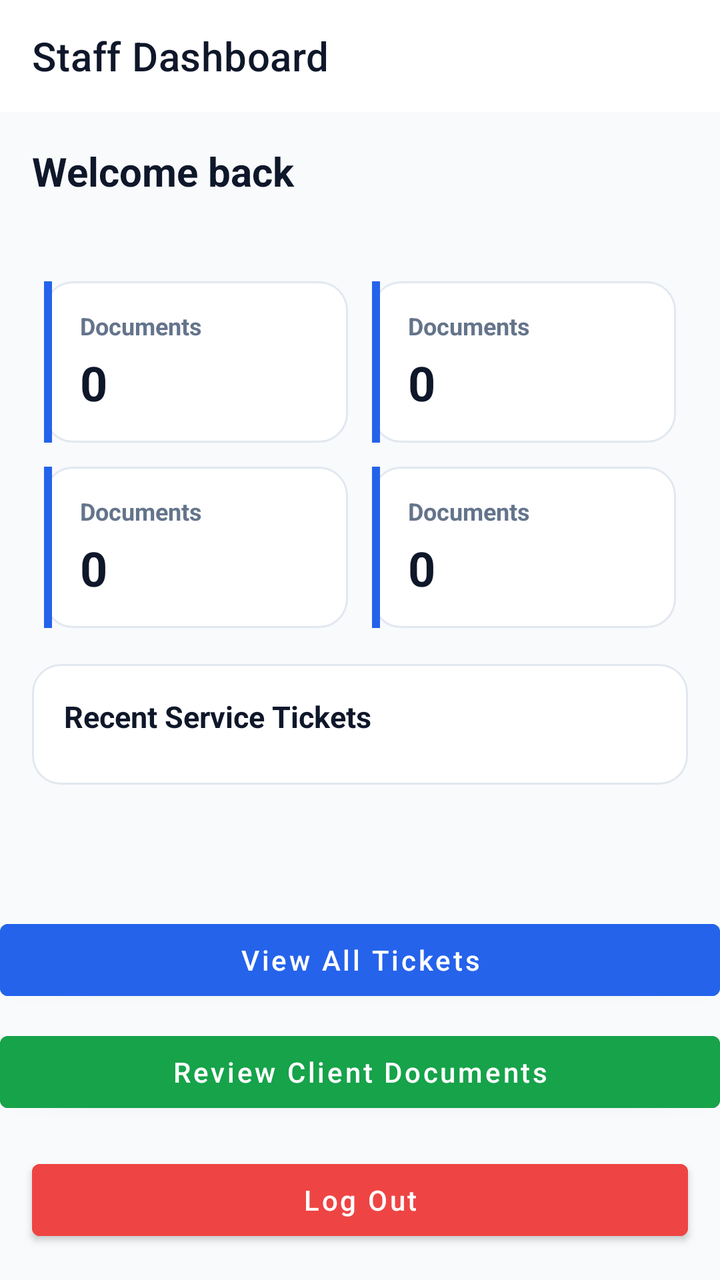
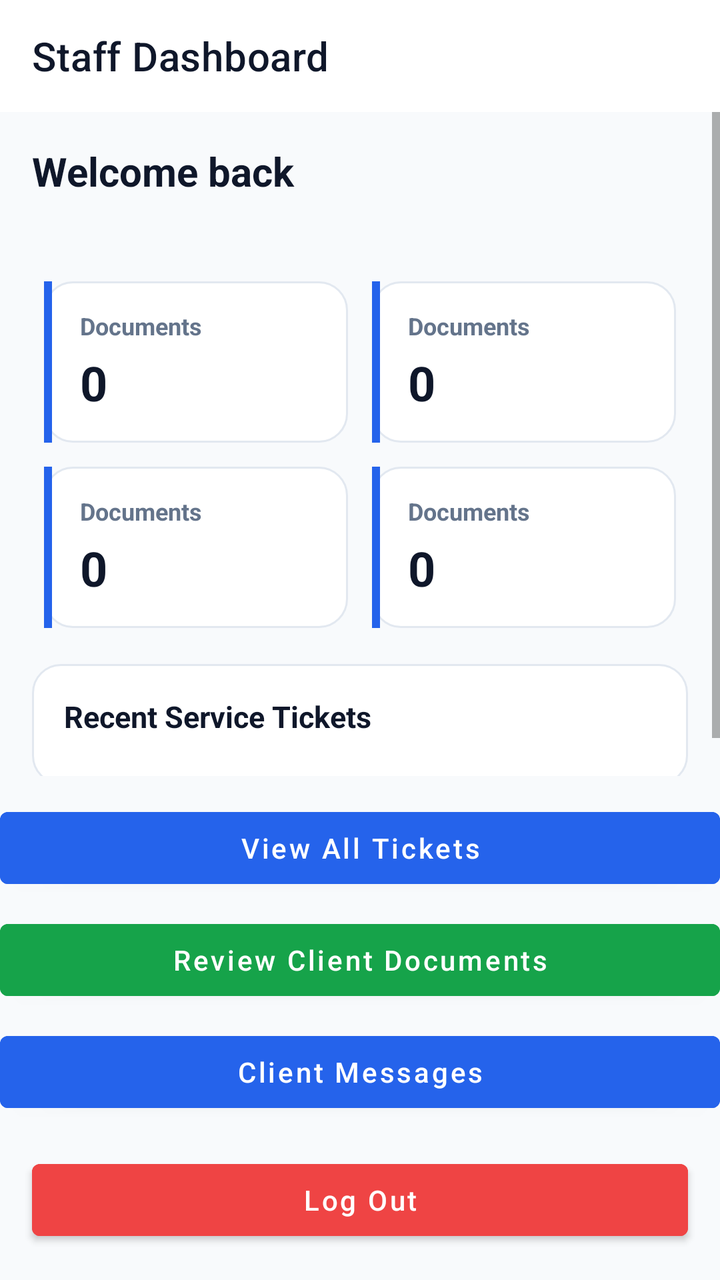

Before-and-after screenshots of an Android layout around one commit, followed by the original layout XML and the change that was made.
<!-- AndroidManifest.xml: application theme Theme.ApexLedger -->
<!-- res/layout/activity_staff_dashboard.xml -->
<?xml version="1.0" encoding="utf-8"?>
<LinearLayout xmlns:android="http://schemas.android.com/apk/res/android"
    xmlns:app="http://schemas.android.com/apk/res-auto"
    android:layout_width="match_parent"
    android:layout_height="match_parent"
    android:orientation="vertical"
    android:background="@color/gray_50">

    <com.google.android.material.appbar.MaterialToolbar
        android:id="@+id/toolbar"
        android:layout_width="match_parent"
        android:layout_height="?attr/actionBarSize"
        android:background="@color/white"
        app:titleTextColor="@color/navy"
        app:title="Staff Dashboard" />

    <ScrollView
        android:layout_width="match_parent"
        android:layout_height="0dp"
        android:layout_weight="1">

        <LinearLayout
            android:layout_width="match_parent"
            android:layout_height="wrap_content"
            android:orientation="vertical"
            android:padding="16dp">

            <TextView
                android:id="@+id/tvWelcome"
                android:layout_width="wrap_content"
                android:layout_height="wrap_content"
                android:text="Welcome back"
                android:textColor="@color/navy"
                android:textStyle="bold"
                android:textSize="20sp" />

            <TextView
                android:id="@+id/tvRole"
                android:layout_width="wrap_content"
                android:layout_height="wrap_content"
                android:textColor="@color/gray_500"
                android:textSize="13sp"
                android:layout_marginTop="2dp"
                android:layout_marginBottom="16dp" />

            <LinearLayout
                android:layout_width="match_parent"
                android:layout_height="wrap_content"
                android:orientation="horizontal">

                <include layout="@layout/item_stat_card" android:id="@+id/statActiveClients" />
                <include layout="@layout/item_stat_card" android:id="@+id/statOpenTickets" />
            </LinearLayout>

            <LinearLayout
                android:layout_width="match_parent"
                android:layout_height="wrap_content"
                android:orientation="horizontal">

                <include layout="@layout/item_stat_card" android:id="@+id/statAccountants" />
                <include layout="@layout/item_stat_card" android:id="@+id/statOverdue" />
            </LinearLayout>

            <LinearLayout
                android:layout_width="match_parent"
                android:layout_height="wrap_content"
                android:orientation="vertical"
                android:background="@drawable/bg_card_stroke"
                android:padding="16dp"
                android:layout_marginTop="12dp">

                <TextView
                    android:layout_width="wrap_content"
                    android:layout_height="wrap_content"
                    android:text="Recent Service Tickets"
                    android:textColor="@color/navy"
                    android:textStyle="bold"
                    android:textSize="15sp"
                    android:layout_marginBottom="8dp" />

                <androidx.recyclerview.widget.RecyclerView
                    android:id="@+id/rvAllTickets"
                    android:layout_width="match_parent"
                    android:layout_height="wrap_content"
                    android:nestedScrollingEnabled="false" />

            </LinearLayout>

        </LinearLayout>
    </ScrollView>

    <Button
        android:id="@+id/btnViewAllTickets"
        android:layout_width="match_parent"
        android:layout_height="wrap_content"
        android:text="View All Tickets"
        android:textAllCaps="false"
        android:backgroundTint="@color/primary"
        android:textColor="@color/white"
        android:layout_marginTop="12dp" />

    <Button
        android:id="@+id/btnReviewDocuments"
        android:layout_width="match_parent"
        android:layout_height="wrap_content"
        android:text="Review Client Documents"
        android:textAllCaps="false"
        android:backgroundTint="@color/success"
        android:textColor="@color/white"
        android:layout_marginTop="8dp" />

    <Button
        android:id="@+id/btnAdminPanel"
        android:layout_width="match_parent"
        android:layout_height="wrap_content"
        android:text="Admin Panel"
        android:textAllCaps="false"
        android:backgroundTint="@color/gray_600"
        android:textColor="@color/white"
        android:layout_marginHorizontal="16dp"
        android:layout_marginTop="8dp"
        android:visibility="gone" />

    <Button
        android:id="@+id/btnLogout"
        android:layout_width="match_parent"
        android:layout_height="wrap_content"
        android:text="Log Out"
        android:textAllCaps="false"
        android:backgroundTint="@color/danger"
        android:textColor="@color/white"
        android:layout_margin="16dp" />

</LinearLayout>
<!-- res/layout/item_stat_card.xml (included above) -->
<?xml version="1.0" encoding="utf-8"?>
<LinearLayout xmlns:android="http://schemas.android.com/apk/res/android"
    android:layout_width="0dp"
    android:layout_height="wrap_content"
    android:layout_weight="1"
    android:layout_margin="6dp"
    android:orientation="horizontal"
    android:background="@drawable/bg_card_stroke">

    <View
        android:id="@+id/statAccentBar"
        android:layout_width="4dp"
        android:layout_height="match_parent"
        android:background="@color/primary" />

    <LinearLayout
        android:layout_width="0dp"
        android:layout_height="wrap_content"
        android:layout_weight="1"
        android:orientation="vertical"
        android:padding="14dp">

        <TextView
            android:id="@+id/tvStatLabel"
            android:layout_width="wrap_content"
            android:layout_height="wrap_content"
            android:text="Documents"
            android:textColor="@color/gray_500"
            android:textSize="12sp"
            android:textStyle="bold" />

        <TextView
            android:id="@+id/tvStatValue"
            android:layout_width="wrap_content"
            android:layout_height="wrap_content"
            android:text="0"
            android:textColor="@color/navy"
            android:textStyle="bold"
            android:textSize="24sp"
            android:layout_marginTop="4dp" />

    </LinearLayout>
</LinearLayout>
<!-- resources referenced by this layout -->
<resources>
  <color name="danger">#EF4444</color>
  <color name="gray_50">#F8FAFC</color>
  <color name="gray_500">#64748B</color>
  <color name="gray_600">#475569</color>
  <color name="navy">#0F172A</color>
  <color name="primary">#2563EB</color>
  <color name="success">#16A34A</color>
  <color name="white">#FFFFFF</color>
  <!-- drawable bg_card_stroke (drawable) -->
  <?xml version="1.0" encoding="utf-8"?>
  <shape xmlns:android="http://schemas.android.com/apk/res/android" android:shape="rectangle">
      <corners android:radius="14dp" />
      <solid android:color="@color/white" />
      <stroke android:width="1dp" android:color="@color/gray_200" />
  </shape>
  <style name="Theme.ApexLedger" parent="Theme.MaterialComponents.DayNight.NoActionBar">
          <item name="colorPrimary">@color/primary</item>
          <item name="colorPrimaryDark">@color/primary_dark</item>
          <item name="colorAccent">@color/success</item>
          <item name="android:windowBackground">@color/background</item>
          <item name="android:statusBarColor">@color/navy</item>
          <item name="android:navigationBarColor">@color/white</item>
      </style>
  <color name="gray_200">#E2E8F0</color>
  <color name="primary_dark">#1D4ED8</color>
  <color name="background">@color/gray_50</color>
</resources>

<!-- the commit's change to res/layout/activity_staff_dashboard.xml (unified diff, before → after) -->
@@ -110,6 +110,16 @@
         android:layout_marginTop="8dp" />
 
     <Button
+        android:id="@+id/btnClientMessages"
+        android:layout_width="match_parent"
+        android:layout_height="wrap_content"
+        android:text="Client Messages"
+        android:textAllCaps="false"
+        android:backgroundTint="@color/primary"
+        android:textColor="@color/white"
+        android:layout_marginTop="8dp" />
+
+    <Button
         android:id="@+id/btnAdminPanel"
         android:layout_width="match_parent"
         android:layout_height="wrap_content"
